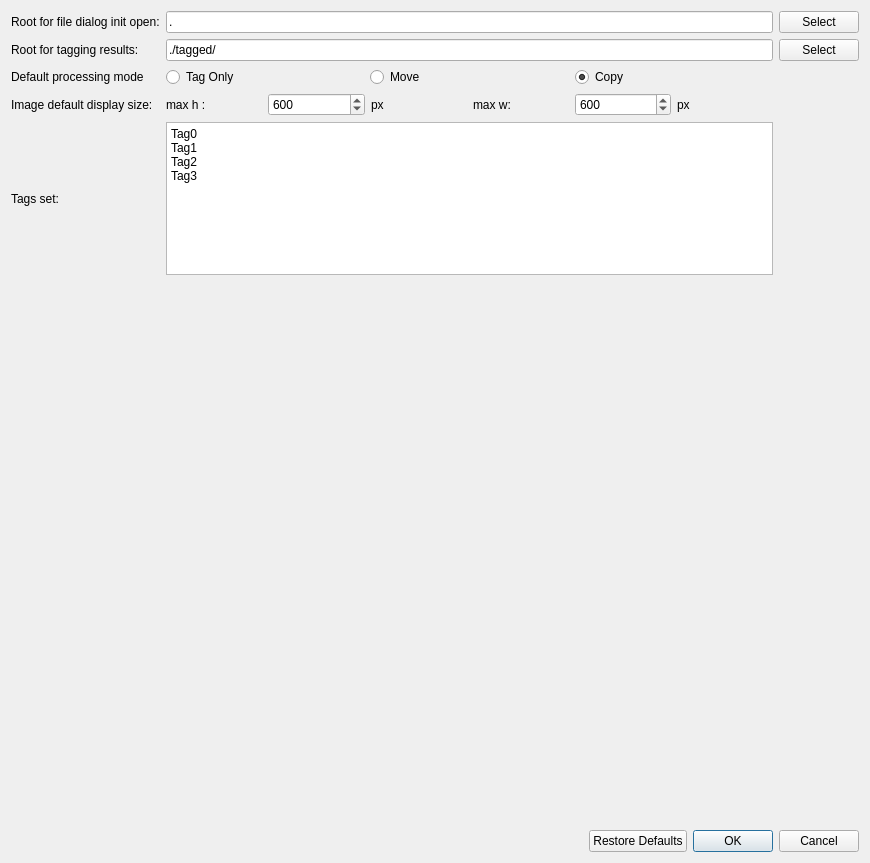
This is ui/preferences.ui in wowfun/image-annotator as Qt 5 draws it before an edit. The edited form follows.
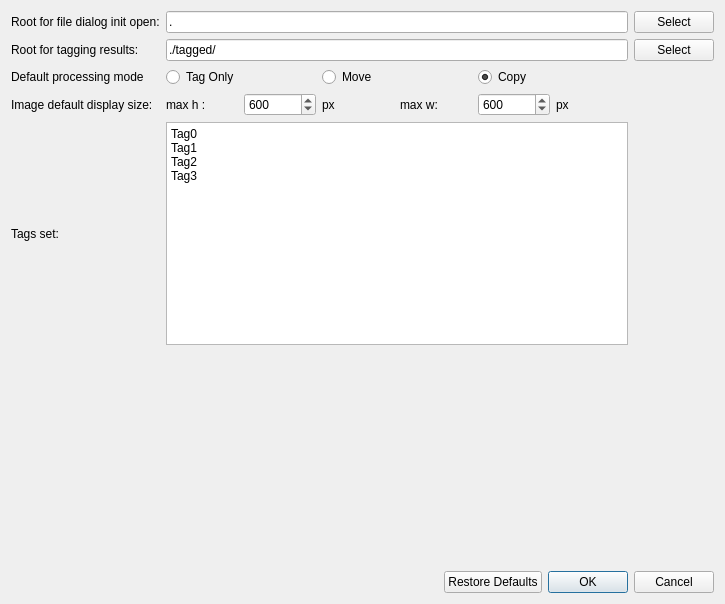
This is the edited form.

What changed in the file:
```diff
--- a/ui/preferences.ui
+++ b/ui/preferences.ui
@@ -6,14 +6,14 @@
    <rect>
     <x>0</x>
     <y>0</y>
-    <width>870</width>
-    <height>863</height>
+       <width>725</width>
+       <height>604</height>
    </rect>
   </property>
   <property name="windowTitle">
    <string>Preferences</string>
   </property>
-  <layout class="QVBoxLayout" name="verticalLayout" stretch="2,4,0,0">
+     <layout class="QVBoxLayout" name="verticalLayout" stretch="5,3,0,0">
    <item>
     <layout class="QGridLayout" name="gridLayout">
      <item row="0" column="1">
@@ -47,7 +47,7 @@
          <item>
           <widget class="QSpinBox" name="img_h_val">
            <property name="maximum">
-            <number>2000</number>
+               <number>10000</number>
            </property>
            <property name="singleStep">
             <number>100</number>
@@ -78,7 +78,7 @@
          <item>
           <widget class="QSpinBox" name="img_w_val">
            <property name="maximum">
-            <number>2000</number>
+               <number>10000</number>
            </property>
            <property name="singleStep">
             <number>100</number>
```
Left out of the diff: 3 changed lines with no effect on the pictures.
